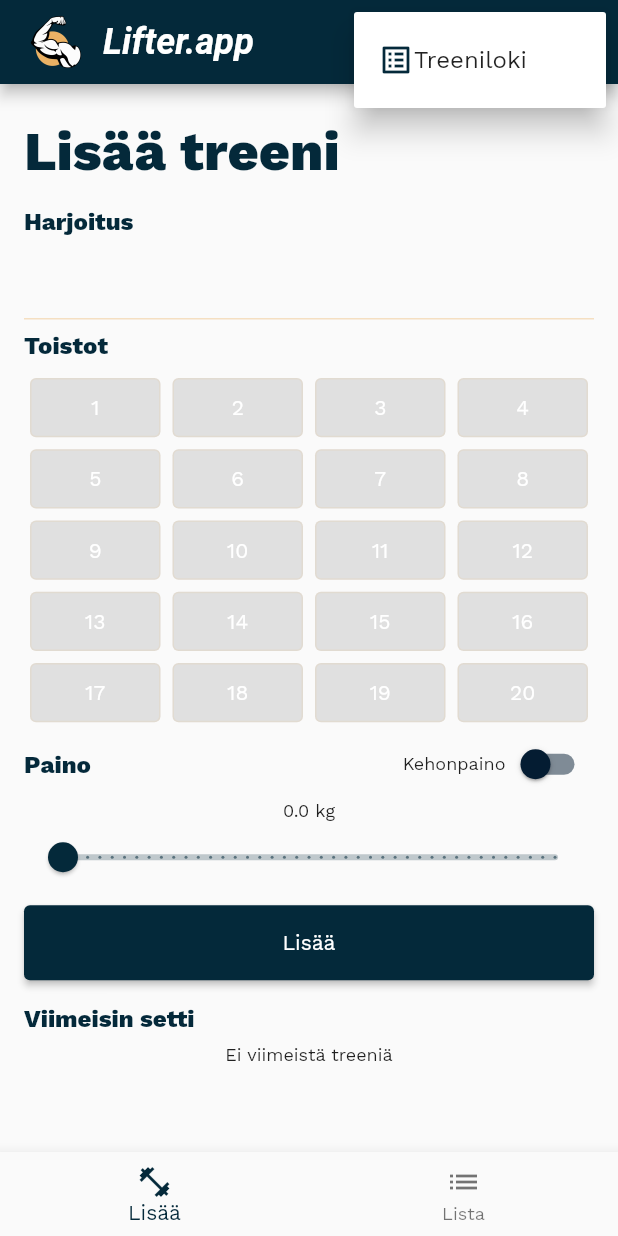
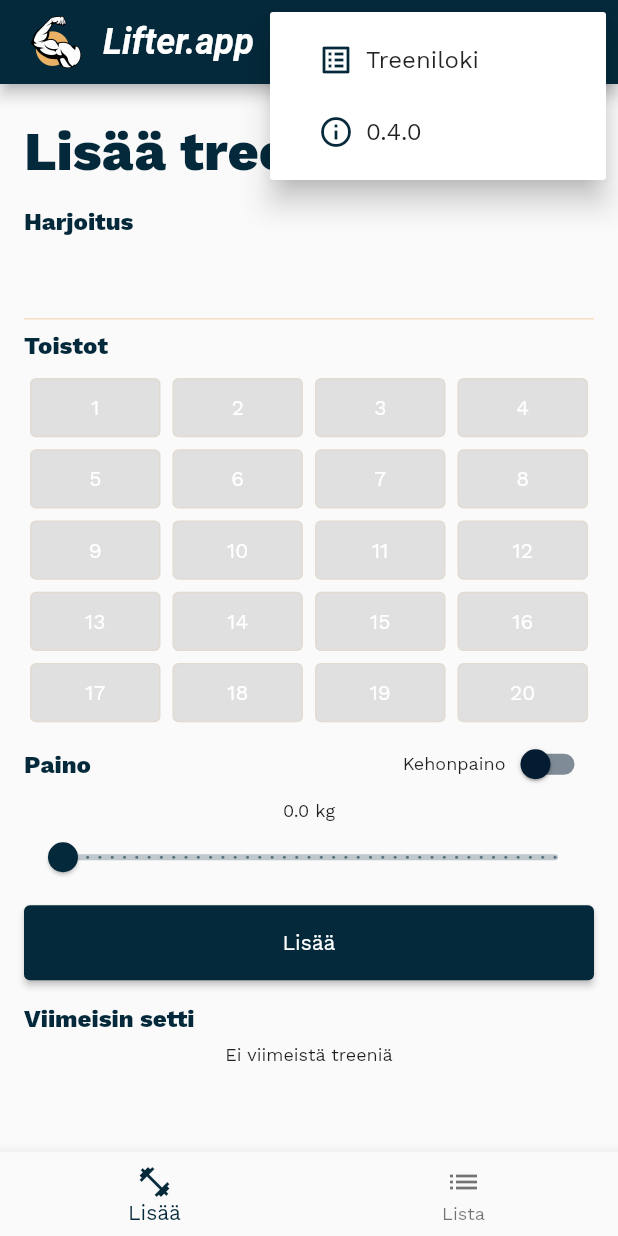
Before and after one commit to matsba/lifterapp, a Flutter app: the screen it shows after launch, after a tap on the "more vert" icon, on a phone screen of 412 x 824 dp. Run offline on Flutter 3.47's test engine with Material 2 defaults, Android fonts, the phone set to English and light mode, and no system bars; our stand-ins replace flutter_redux, package_info_plus, redux, redux_thunk, sqflite; missing offline and left inert: flutter_redux_navigation; accounts and stored records are empty.

Commit message:
Feature: show version number in menu

```diff
--- a/lib/components/app_scaffold.dart
+++ b/lib/components/app_scaffold.dart
@@ -1,10 +1,9 @@
-import 'dart:io';
-
 import 'package:flutter/material.dart';
 import 'package:flutter_redux/flutter_redux.dart';
 import 'package:flutter_redux_navigation/flutter_redux_navigation.dart';
 import 'package:lifterapp/app_state.dart';
 import 'package:lifterapp/components/bottom_navigationbar.dart';
+import 'package:package_info_plus/package_info_plus.dart';
 
 class AppScaffold extends StatelessWidget {
   final Widget bodyContent;
@@ -21,20 +20,15 @@ class AppScaffold extends StatelessWidget {
       Key? key})
       : super(key: key);
 
-  PopupMenuItem _workoutLogLink({iconColor, link}) {
+  PopupMenuItem _workoutLogLink(BuildContext context, int value) {
     return PopupMenuItem(
-        child: GestureDetector(
-      onTap: () => link(),
-      child: Row(
-        children: [
-          Icon(
-            Icons.list_alt_outlined,
-            color: iconColor,
-          ),
-          const Text("Treeniloki"),
-        ],
-      ),
-    ));
+        child: _popUpMenuItemRow(
+            text: "Treeniloki",
+            icon: Icon(
+              Icons.list_alt_outlined,
+              color: Theme.of(context).colorScheme.primary,
+            ),
+            value: value));
   }
 
   Widget _moreButton() {
@@ -43,12 +37,48 @@ class AppScaffold extends StatelessWidget {
             () => store.dispatch(NavigateToAction.replace('/log')),
         builder: (context, navigateToLog) {
           return PopupMenuButton(
+              padding: EdgeInsets.all(0),
+              onSelected: (result) {
+                if (result == 1) {
+                  navigateToLog();
+                }
+              },
               itemBuilder: (context) => [
-                    _workoutLogLink(
-                        iconColor: Theme.of(context).colorScheme.primary,
-                        link: navigateToLog)
+                    _workoutLogLink(context, 1),
+                    _appVersionText(context, 2),
                   ]);
         });
+  }
+
+  PopupMenuItem _popUpMenuItemRow(
+      {required String text, Icon? icon, required int value}) {
+    return PopupMenuItem(
+        value: value,
+        child: Row(mainAxisAlignment: MainAxisAlignment.start, children: [
+          icon ?? Container(),
+          SizedBox(width: 8.0),
+          Text(text),
+        ]));
+  }
+
+  PopupMenuItem _appVersionText(BuildContext context, int value) {
+    return PopupMenuItem(
+        child: FutureBuilder(
+            future: PackageInfo.fromPlatform(),
+            builder: (BuildContext context,
+                    AsyncSnapshot<PackageInfo> packageInfo) =>
+                packageInfo.hasData
+                    ? _popUpMenuItemRow(
+                        text: packageInfo.data!.version,
+                        icon: Icon(
+                          Icons.info_outline,
+                          color: Theme.of(context).colorScheme.primary,
+                        ),
+                        value: 2)
+                    : _popUpMenuItemRow(
+                        text: "",
+                        value: 2,
+                      )));
   }
 
   AppBar _appBar() {
```
